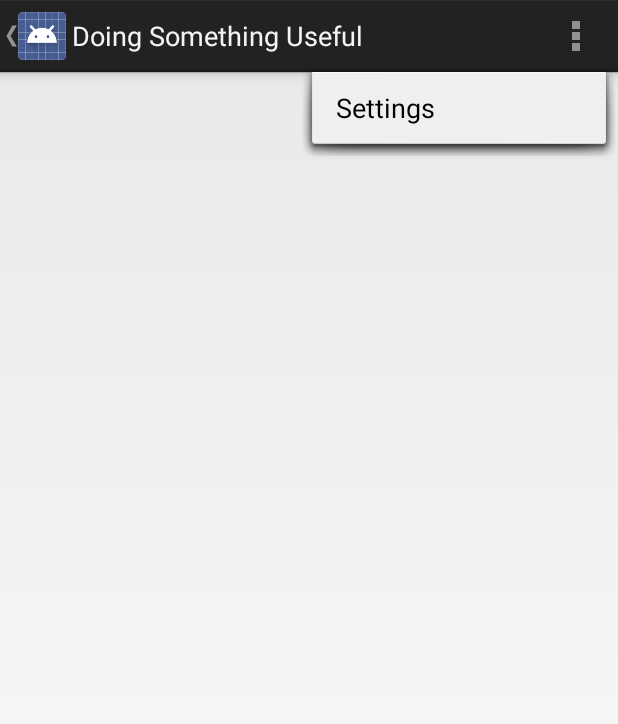
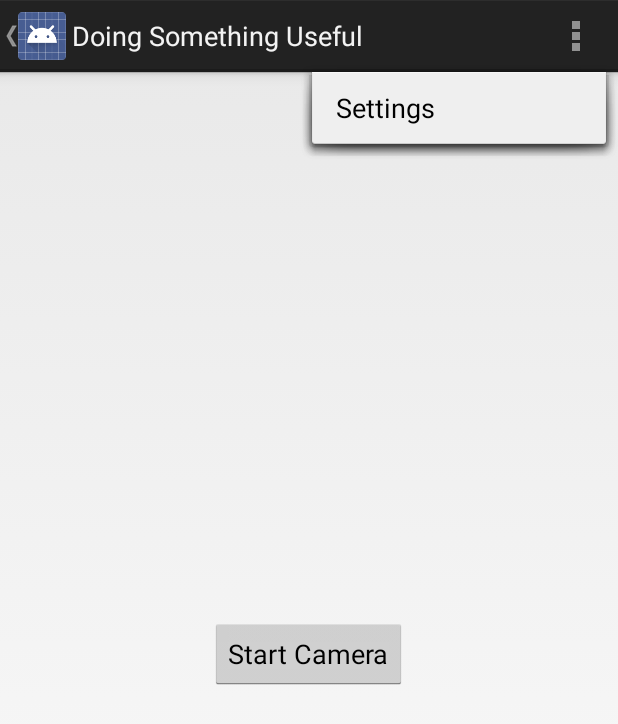
Before and after one commit to SuperCoolYCHackTeam/DoingSomethingUseful, an Android app: the screen it shows after launch (MainActivity), with the options menu open, on a phone screen of 412 x 824 dp. Shown: the top 724 px of the screen. Run offline under Robolectric (Android 15) with nearby library versions, the phone set to English and light mode, and no system bars; 2 statements that could not run were skipped.

Commit message:
new shit

```diff
--- /dev/null
+++ b/mobile/src/main/java/com/ychack/doingsomethinguseful/CameraFragment.java
@@ -0,0 +1,70 @@
+package com.ychack.doingsomethinguseful;
+
+import android.app.Activity;
+import android.content.Intent;
+import android.graphics.Camera;
+import android.net.Uri;
+import android.os.Bundle;
+import android.app.Fragment;
+import android.view.LayoutInflater;
+import android.view.View;
+import android.view.ViewGroup;
+import android.widget.Button;
+
+
+/**
+ * A simple {@link Fragment} subclass.
+ * Activities that contain this fragment must implement the
+ * {@link CameraFragment.OnFragmentInteractionListener} interface
+ * to handle interaction events.
+ * Use the {@link CameraFragment#newInstance} factory method to
+ * create an instance of this fragment.
+ *
+ */
+public class CameraFragment extends Fragment {
+
+    public static CameraFragment newInstance() {
+        CameraFragment fragment = new CameraFragment();
+        Bundle args = new Bundle();
+        fragment.setArguments(args);
+        return fragment;
+    }
+
+    public CameraFragment() {
+        // Required empty public constructor
+    }
+
+    @Override
+    public void onCreate(Bundle savedInstanceState) {
+        super.onCreate(savedInstanceState);
+
+    }
+
+    @Override
+    public View onCreateView(LayoutInflater inflater, ViewGroup container,
+                             Bundle savedInstanceState) {
+
+        View v = inflater.inflate(R.layout.fragment_camera, container, false);
+
+        Button buttonClick = (Button) v.findViewById(R.id.cameraButton);
+        // Inflate the layout for this fragment
+        buttonClick.setOnClickListener(new View.OnClickListener() {
+            public void onClick(View v) {
+                startActivity(new Intent(CameraFragment.this.getActivity(), CameraActivity.class));
+            }
+        });
+        return v;
+    }
+
+    @Override
+    public void onAttach(Activity activity) {
+        super.onAttach(activity);
+
+
+    }
+
+    @Override
+    public void onDetach() {
+        super.onDetach();
+    }
+}
--- a/mobile/src/main/java/com/ychack/doingsomethinguseful/MainActivity.java
+++ b/mobile/src/main/java/com/ychack/doingsomethinguseful/MainActivity.java
@@ -51,8 +51,16 @@ public class MainActivity extends Activity
     public void onNavigationDrawerItemSelected(int position) {
         // update the main content by replacing fragments
         FragmentManager fragmentManager = getFragmentManager();
+        Fragment fragment = null;
+        if (position == 0) {
+            fragment = CameraFragment.newInstance();
+        }
+        else {
+            fragment = PlaceholderFragment.newInstance(position + 1);
+        }
+
         fragmentManager.beginTransaction()
-                .replace(R.id.container, PlaceholderFragment.newInstance(position + 1))
+                .replace(R.id.container, fragment)
                 .commit();
     }
 
--- /dev/null
+++ b/mobile/src/main/res/layout/fragment_camera.xml
@@ -0,0 +1,15 @@
+<FrameLayout xmlns:android="http://schemas.android.com/apk/res/android"
+    xmlns:tools="http://schemas.android.com/tools"
+    android:layout_width="match_parent"
+    android:layout_height="match_parent"
+    tools:context="com.ychack.doingsomethinguseful.CameraFragment">
+
+    <!-- TODO: Update blank fragment layout -->
+
+    <Button
+        android:layout_width="wrap_content"
+        android:layout_height="wrap_content"
+        android:text="Start Camera"
+        android:id="@+id/cameraButton"
+        android:layout_gravity="center" />
+</FrameLayout>
--- a/mobile/src/main/res/values/strings.xml
+++ b/mobile/src/main/res/values/strings.xml
@@ -13,5 +13,7 @@
     <string name="hello_round">Hello Round World!</string>
     <string name="hello_square">Hello Square World!</string>
     <string name="title_activity_main">MainActivity</string>
+    <string name="hello_world">Hello world!</string>
+    <string name="hello_blank_fragment">Hello blank fragment</string>
 
 </resources>
```
Also changed, not shown: mobile/src/main/AndroidManifest.xml (+11 -0 lines), mobile/src/main/java/com/ychack/doingsomethinguseful/CameraActivity.java (added, +177 -0 lines), mobile/src/main/java/com/ychack/doingsomethinguseful/Preview.java (added, +163 -0 lines), mobile/src/main/res/layout/activity_camera.xml (added, +18 -0 lines), mobile/src/main/res/layout/sample_preview.xml (added, +18 -0 lines), mobile/src/main/res/menu/camera.xml (added, +8 -0 lines), mobile/src/main/res/values/attrs_preview.xml (added, +8 -0 lines).
